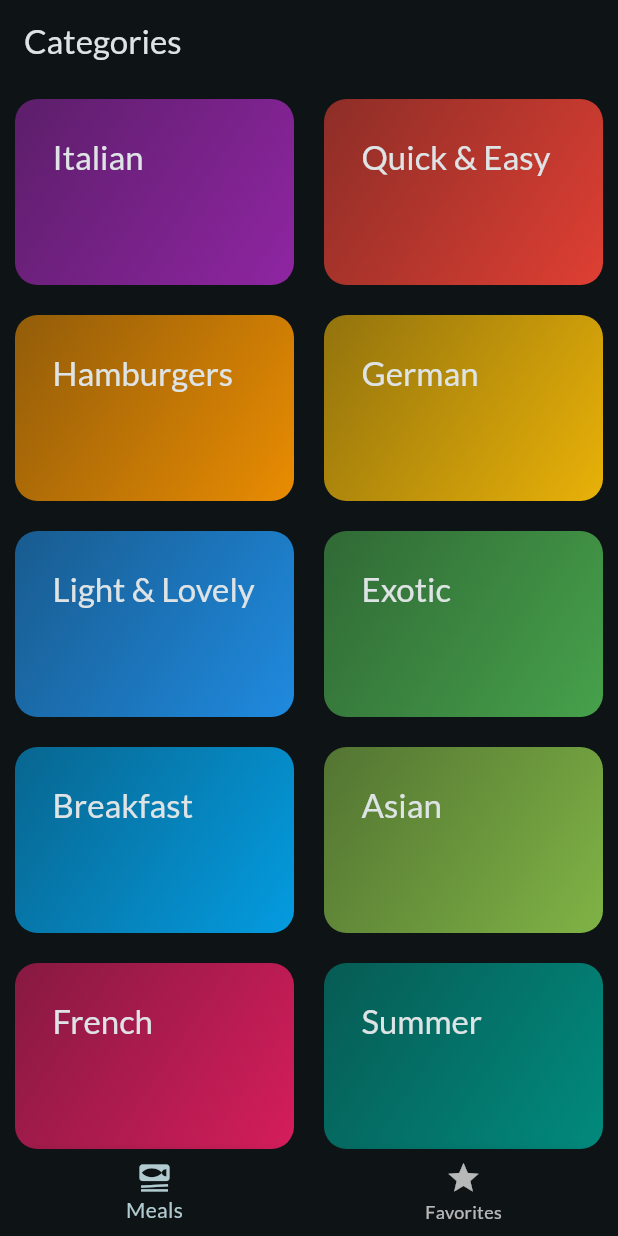
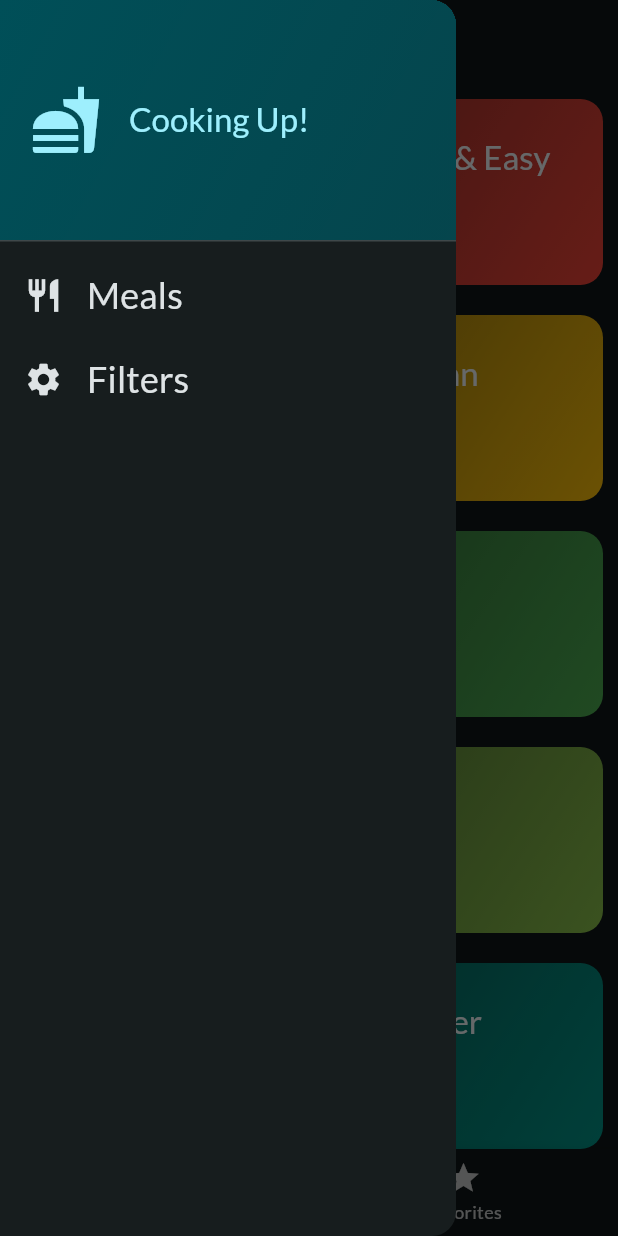
Before and after one commit to ysidro/Flutter-Meals, a Flutter app: the screen it shows after launch, with the side drawer open (before the commit the screen has no drawer), on a phone screen of 412 x 824 dp. Run offline on Flutter 3.47's test engine with Material 3 defaults, Android fonts, the phone set to English and light mode, and no system bars; our stand-ins replace google_fonts, transparent_image.

Commit message:
add taps navegations and favorite meal logic

```diff
--- a/lib/screens/tabs.dart
+++ b/lib/screens/tabs.dart
@@ -1,7 +1,9 @@
 import 'package:flutter/material.dart';
 import 'package:meals/models/meal.dart';
 import 'package:meals/screens/categories.dart';
+import 'package:meals/screens/filters.dart';
 import 'package:meals/screens/meals.dart';
+import 'package:meals/widgets/main_drawer.dart';
 
 class TabsScreen extends StatefulWidget {
   const TabsScreen({super.key});
@@ -51,6 +53,21 @@
     });
   }
 
+  void _setScreen(String identifier){
+    Navigator.of(context).pop();
+    if(identifier == 'meals'){
+      setState(() {
+        _selectedPageIndex = 0;
+      });
+    }
+    if(identifier == 'filters'){
+      setState(() {
+        //_selectedPageIndex = 1;
+        Navigator.of(context).push(MaterialPageRoute(builder: (ctx) => const FiltersScreen()));
+      });
+    }
+  }
+
   @override
   Widget build(BuildContext context) {
 
@@ -66,7 +83,7 @@
       appBar: AppBar(
         title: Text(activePageTitle),
       ),
-
+      drawer: MainDrawer(onSelectScreen: _setScreen),
       body: activePage,
 
       bottomNavigationBar: BottomNavigationBar(
--- /dev/null
+++ b/lib/widgets/main_drawer.dart
@@ -0,0 +1,84 @@
+import 'package:flutter/material.dart';
+
+class MainDrawer extends StatelessWidget {
+  const MainDrawer({super.key, required this.onSelectScreen});
+
+  final void Function(String identifier)  onSelectScreen;
+
+  @override
+  Widget build(BuildContext context) {
+    return Drawer(
+      child: Column(
+        children: [
+          DrawerHeader(
+            padding: const EdgeInsets.all(20),
+            decoration: BoxDecoration(
+              gradient: LinearGradient(
+                colors: [
+                  Theme.of(context).colorScheme.primaryContainer,
+                  Theme.of(
+                    context,
+                  ).colorScheme.primaryContainer.withValues(alpha: 0.8),
+                ],
+                begin: Alignment.topLeft,
+                end: Alignment.bottomRight,
+              ),
+            ),
+            child: Row(
+              children: [
+                Icon(
+                  Icons.fastfood,
+                  size: 48,
+                  color: Theme.of(context).colorScheme.onPrimaryContainer,
+                ),
+                const SizedBox(width: 18),
+                Text(
+                  'Cooking Up!',
+                  style: Theme.of(context).textTheme.titleLarge!.copyWith(
+                    color: Theme.of(context).colorScheme.onPrimaryContainer,
+                  ),
+                ),
+              ],
+            ),
+          ),
+            ListTile(
+              leading: Icon(
+                Icons.restaurant,
+                size: 26,
+                color: Theme.of(context).colorScheme.onSurface,
+              ),
+              title: Text(
+                'Meals',
+                style: Theme.of(context).textTheme.titleSmall!.copyWith(
+                  color: Theme.of(context).colorScheme.onSurface,
+                  fontSize: 24,
+                ),
+              ),
+              onTap: (){
+                onSelectScreen('meals');
+              },
+
+            ),
+            ListTile(
+            leading: Icon(
+              Icons.settings,
+              size: 26,
+              color: Theme.of(context).colorScheme.onSurface,
+            ),
+            title: Text(
+              'Filters',
+              style: Theme.of(context).textTheme.titleSmall!.copyWith(
+                color: Theme.of(context).colorScheme.onSurface,
+                fontSize: 24,
+              ),
+            ),
+            onTap: (){
+              onSelectScreen('filters');
+            },
+
+          ),
+        ],
+      ),
+    );
+  }
+}
```
Also changed, not shown: lib/screens/filters.dart (added, +54 -0 lines), pubspec.lock, 1 other file.
